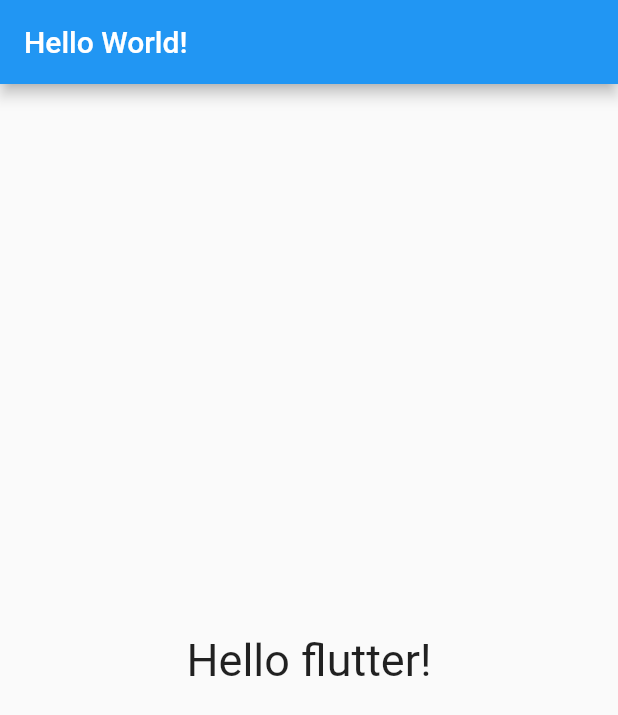
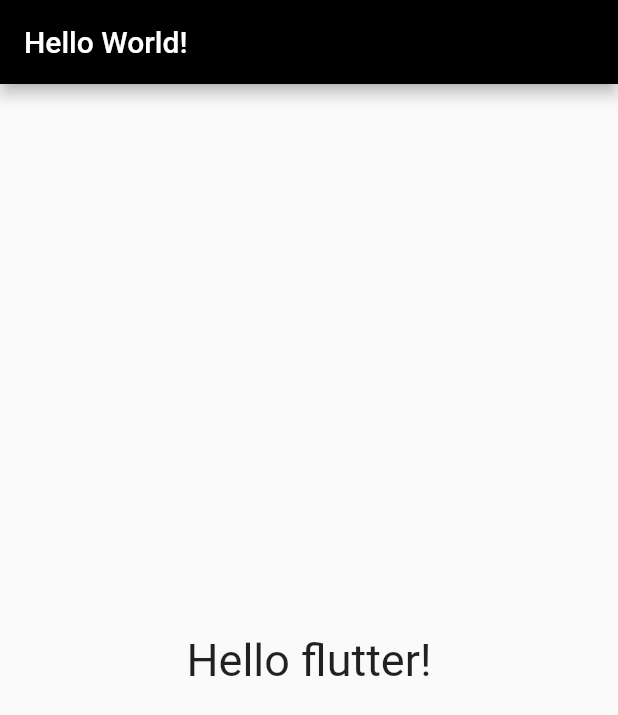
Before and after one commit to grootwo/Flutter-studying, a Flutter app: the screen it shows after launch, on a phone screen of 412 x 824 dp. Shown: the top 715 px of the screen. Run offline on Flutter 3.47's test engine with Material 2 defaults, Android fonts, the phone set to English and light mode, and no system bars; our stand-ins replace flutter_time_picker_spinner.

Commit message:
Change the background color

```diff
--- a/toonlinkers/lib/main.dart
+++ b/toonlinkers/lib/main.dart
@@ -11,13 +11,14 @@ class App extends StatelessWidget {
       home: Scaffold(
         appBar: AppBar(
           title: Text('Hello World!'),
+          backgroundColor: Color.fromARGB(255, 0, 0, 0),
         ),
         body: Center(
           child: Text('Hello flutter!',
             style: TextStyle(
             fontSize: 30,
+            ),
           ),
-        ),
         )
       ),
     );
```
